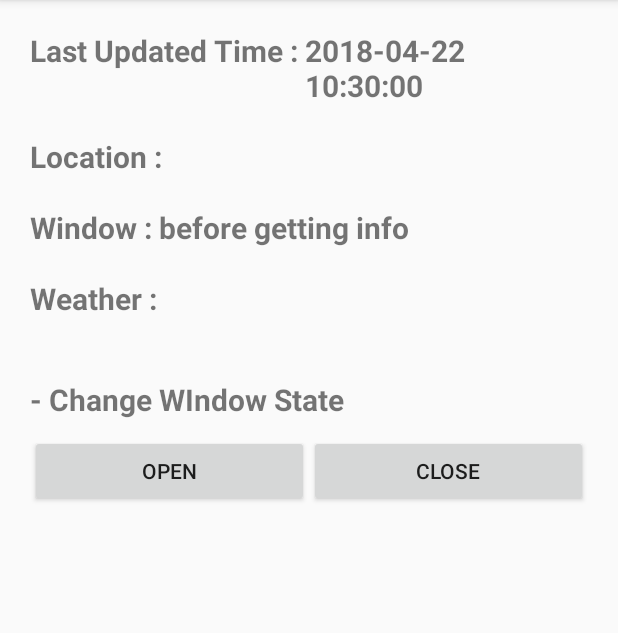
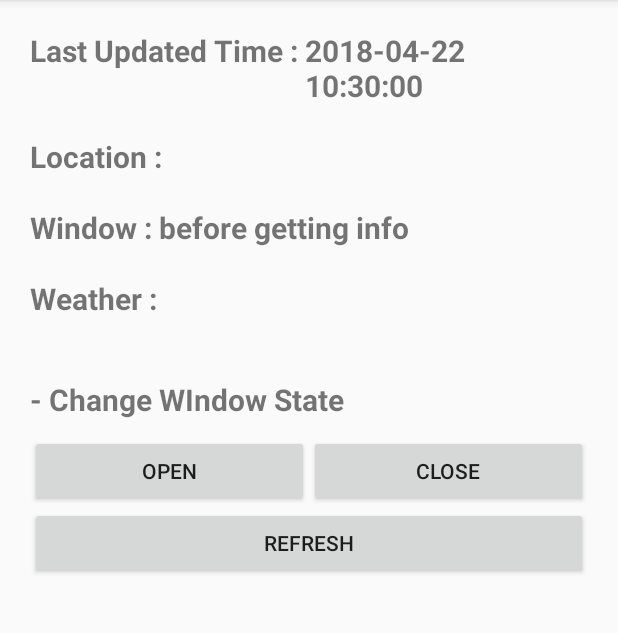
Before and after one commit to PGENIE/Arduino, an Android app: the screen it shows after launch (MainActivity), on a phone screen of 412 x 824 dp, the part 84-717 px from its top. Run offline under Robolectric (Android 15) with nearby library versions, the phone set to English and light mode, and no system bars; 6 statements that could not run were skipped.

Commit message:
final mobile application

```diff
--- a/ArduinoProject/app/src/main/res/layout/activity_main.xml
+++ b/ArduinoProject/app/src/main/res/layout/activity_main.xml
@@ -123,6 +123,12 @@
         android:onClick="closeClicked"
         android:text="Close" />
 </LinearLayout>
+        <Button
+            android:layout_width="match_parent"
+            android:layout_height="wrap_content"
+            android:text="Refresh"
+            android:onClick="refreshClicked"
+            />
     </LinearLayout>
     </android.support.v4.widget.SwipeRefreshLayout>
 </LinearLayout>
```
Also changed, not shown: ArduinoProject/app/src/main/java/companydomain/arduinoproject/MainActivity.java (+8 -4 lines).
